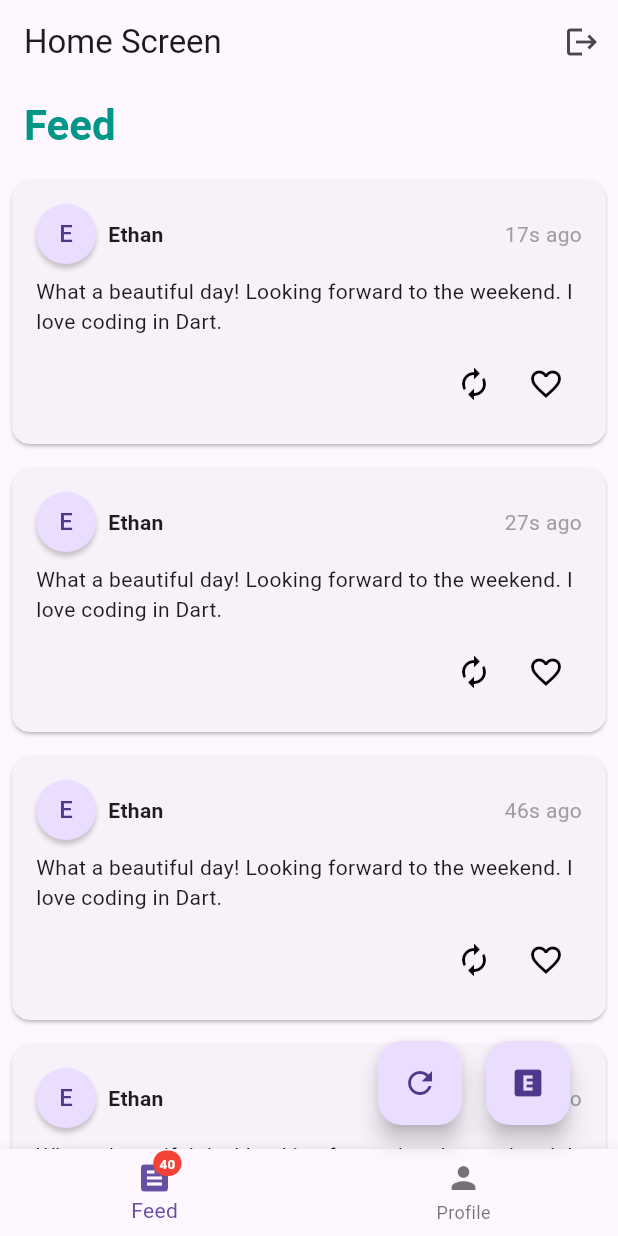
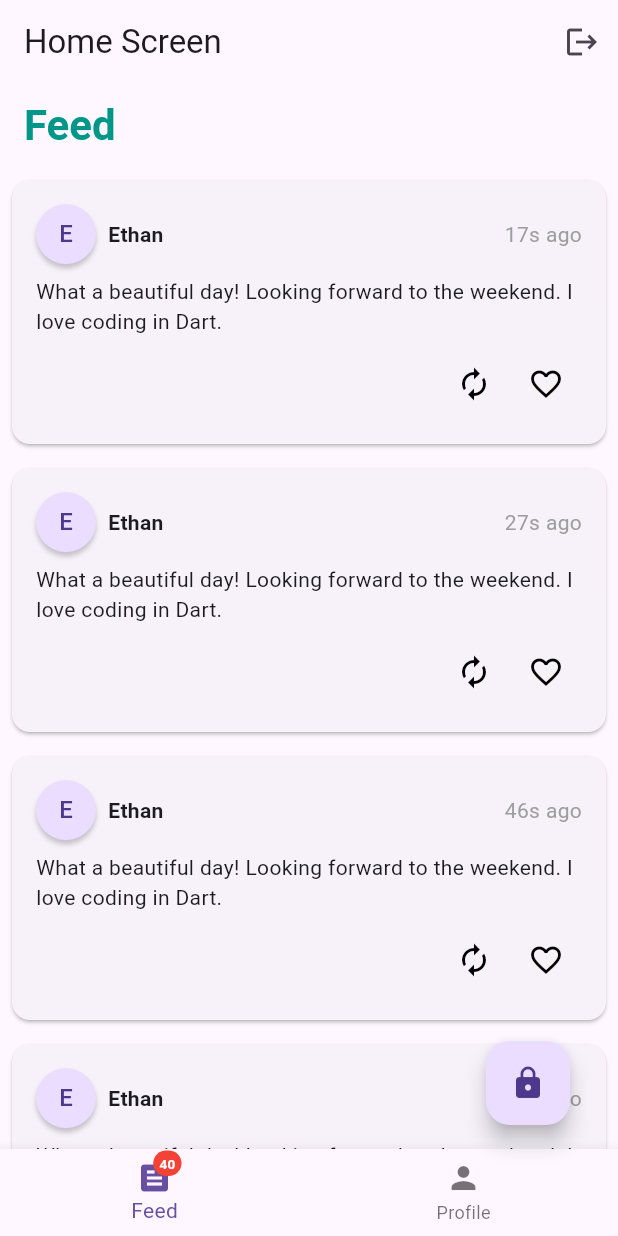
Before and after one commit to gsurrel/typestate_flutter, a Flutter app: the screen it shows after launch, after a tap on "Login", on a phone screen of 412 x 824 dp. Run offline on Flutter 3.47's test engine with Material 3 defaults, Android fonts, the phone set to English and light mode, and no system bars.

Commit message:
Remove tokens, and replace an expired session with a locked session

```diff
--- a/lib/business/user_state.dart
+++ b/lib/business/user_state.dart
@@ -6,18 +6,20 @@ import 'package:type_state_pattern/entities/post.dart';
 import 'package:type_state_pattern/entities/user.dart';
 import 'package:type_state_pattern/statics.dart';
 
-/// Represents a token for user authentication.
-typedef Token = String;
-
 /// Mixin for logging in.
 mixin LoginMixin on UserState {
-  void login(UserSession session) =>
-      session.state = LoggedInValid(token: 'foobar');
+  void login(UserSession session) => session.state = LoggedInSessionUnlocked();
 }
 
 /// Mixin for logging out.
 mixin LogoutMixin on UserState {
   void logout(UserSession session) => session.state = LoggedOut();
+}
+
+/// Mixin for locking a session.
+mixin LockSessionMixin on UserState {
+  void lockSession(UserSession session) =>
+      session.state = LoggedInSessionLocked();
 }
 
 /// Mixin for user info.
@@ -34,33 +36,21 @@ mixin UserProfileMixin on UserState {
   }
 }
 
-/// Mixin for expiring a session.
-mixin ExpireSessionMixin on UserState {
-  void expireSession(UserSession session) => session.state = LoggedInExpired();
-}
-
 /// Represents the base class for user states.
 sealed class UserState with ChangeNotifier {}
 
 /// Represents the logged-out state of a user.
 class LoggedOut extends UserState with LoginMixin {}
 
-/// Represents the logged-in state of a user with a valid session.
-class LoggedInValid extends UserState
-    with LogoutMixin, ExpireSessionMixin, UserProfileMixin {
-  LoggedInValid({required Token token}) : _token = token {
+/// Represents the logged-in state of a user with an unlocked session.
+class LoggedInSessionUnlocked extends UserState
+    with LogoutMixin, LockSessionMixin, UserProfileMixin {
+  LoggedInSessionUnlocked() {
     Statics.generateInitialFeedItems();
     _startPostTimer();
   }
 
-  Token _token;
-
   final List<Post> _posts = Statics.generateInitialFeedItems();
-
-  void refreshToken() {
-    _token = _token.split('').reversed.join();
-    notifyListeners();
-  }
 
   void favorite(Post post) {
     final index = _posts.indexWhere((element) => element == post);
@@ -109,11 +99,9 @@ class LoggedInValid extends UserState
   }
 }
 
-/// Represents the logged-in state of a user with an expired session.
-class LoggedInExpired extends UserState
-    with LoginMixin, LogoutMixin, UserProfileMixin {
-  // No need to override login and logout methods
-}
+/// Represents the logged-in state of a user with an locked session.
+class LoggedInSessionLocked extends UserState
+    with LoginMixin, LogoutMixin, UserProfileMixin {}
 
 /// Class to manage user sessions.
 class UserSession<S extends UserState> extends ChangeNotifier {
--- a/lib/main.dart
+++ b/lib/main.dart
@@ -2,16 +2,12 @@ import 'package:flutter/material.dart';
 import 'package:type_state_pattern/business/user_provider.dart';
 import 'package:type_state_pattern/widgets/containers/sealed_router.dart';
 
-void main() => runApp(const MyApp());
-
-@immutable
-class MyApp extends StatelessWidget {
-  const MyApp({super.key});
-
-  @override
-  Widget build(BuildContext context) => const MaterialApp(
+void main() => runApp(
+      // The usual root-level widget.
+      const MaterialApp(
+        // The widget providing the UserState downwards.
         home: UserProvider(
-          child: SealedRouter(),
+          child: SealedRouter(), // The widget handling which page to show.
         ),
-      );
-}
+      ),
+    );
--- a/lib/widgets/containers/feed_page.dart
+++ b/lib/widgets/containers/feed_page.dart
@@ -12,11 +12,9 @@ class FeedPage extends StatelessWidget {
   Widget build(BuildContext context) {
     final userState = UserProvider.maybeOf(context);
 
-    if (userState
-        case UserProviderState(
-          state: LoggedInValid(posts: final posts),
-        )) {
-      return Scaffold(
+    return switch (userState) {
+      UserProviderState(state: LoggedInSessionUnlocked(:final posts)) =>
+        Scaffold(
           appBar: AppBar(
             title: const Text(
               'Feed',
@@ -31,19 +29,16 @@ class FeedPage extends StatelessWidget {
             itemCount: posts.length,
             itemBuilder: (context, index) => FeedItem(posts[index]),
           ),
-      );
-    } else if (userState case UserProviderState(state: LoggedInExpired())) {
-      return const Center(
+        ),
+      UserProviderState(state: LoggedInSessionLocked()) => const Center(
           child: Text(
-          'Feed is disabled because your access token '
-          'has expired. Log-in to access your feed.',
+            'Feed is disabled because your session is locked. '
+            'Log-in again to access your feed.',
             textAlign: TextAlign.center,
           ),
-      );
-    } else if (userState == null) {
-      return const InvalidUserState.nullState();
-    } else {
-      return const InvalidUserState.invalidVariant();
+        ),
+      null => const InvalidUserState.nullState(),
+      _ => const InvalidUserState.invalidVariant()
+    };
   }
 }
-}
--- a/lib/widgets/containers/logged_in_screen.dart
+++ b/lib/widgets/containers/logged_in_screen.dart
@@ -53,9 +53,9 @@ class _LoggedInScreenState extends State<LoggedInScreen> {
               BottomNavigationBarItem(
                 icon: FeedTab(
                   badgeText: switch (state) {
-                    LoggedInValid(posts: final feedItems)
-                        when feedItems.isNotEmpty =>
-                      feedItems.length.toString(),
+                    LoggedInSessionUnlocked(:final posts)
+                        when posts.isNotEmpty =>
+                      posts.length.toString(),
                     _ => null,
                   },
                 ),
@@ -72,24 +72,15 @@ class _LoggedInScreenState extends State<LoggedInScreen> {
           floatingActionButton: Row(
             mainAxisAlignment: MainAxisAlignment.end,
             children: [
-              if (state case final LoggedInValid state)
+              if (state case final LockSessionMixin state)
                 FloatingActionButton(
-                  onPressed: state.refreshToken,
-                  tooltip: 'Refresh Token',
-                  child: const Icon(Icons.refresh),
-                ),
-              if (state case final ExpireSessionMixin state)
-                FloatingActionButton(
-                  onPressed: () => state.expireSession(session),
-                  tooltip: 'Expire Session',
-                  child: const Icon(Icons.explicit),
+                  onPressed: () => state.lockSession(session),
+                  tooltip: 'Lock session',
+                  child: const Icon(Icons.lock),
                 ),
             ]
                 .expand(
-                  (element) => [
-                    element,
-                    const SizedBox(width: 16),
-                  ],
+                  (element) => [element, const SizedBox(width: 16)],
                 )
                 .toList(),
           ),
--- a/lib/widgets/containers/login_screen.dart
+++ b/lib/widgets/containers/login_screen.dart
@@ -10,12 +10,9 @@ class LoginScreen extends StatelessWidget {
   @override
   Widget build(BuildContext context) {
     final userState = UserProvider.maybeOf(context);
-    if (userState
-        case UserProviderState(
-          state: final LoginMixin state,
-          :final session,
-        )) {
-      return Scaffold(
+    return switch (userState) {
+      UserProviderState(:final session, state: final LoginMixin state) =>
+        Scaffold(
           appBar: AppBar(
             title: const Text('Login Screen'),
           ),
@@ -25,11 +22,9 @@ class LoginScreen extends StatelessWidget {
               child: const Text('Login'),
             ),
           ),
-      );
-    } else if (userState == null) {
-      return const InvalidUserState.nullState();
-    } else {
-      return const InvalidUserState.invalidVariant();
+        ),
+      null => const InvalidUserState.nullState(),
+      _ => const InvalidUserState.invalidVariant(),
+    };
   }
 }
-}
--- a/lib/widgets/containers/profile_page.dart
+++ b/lib/widgets/containers/profile_page.dart
@@ -74,11 +74,9 @@ class _ProfilePageState extends State<ProfilePage> {
   @override
   Widget build(BuildContext context) {
     final userState = UserProvider.maybeOf(context);
-    if (userState
-        case UserProviderState(state: UserProfileMixin(:final user))) {
-      // if (_isEditing)
+    switch (userState) {
+      case UserProviderState(state: UserProfileMixin(:final user)):
         _loadUserData(user);
-
         return SingleChildScrollView(
           padding: const EdgeInsets.all(16),
           child: Column(
@@ -175,9 +173,9 @@ class _ProfilePageState extends State<ProfilePage> {
             ],
           ),
         );
-    } else if (userState == null) {
+      case null:
         return const InvalidUserState.nullState();
-    } else {
+      case _:
         return const InvalidUserState.invalidVariant();
     }
   }
--- a/lib/widgets/containers/sealed_router.dart
+++ b/lib/widgets/containers/sealed_router.dart
@@ -11,18 +11,19 @@ class SealedRouter extends StatelessWidget {
 
   @override
   Widget build(BuildContext context) {
+    // Fetch the `UserState` (if available).
     final userState = UserProvider.maybeOf(context);
     return switch (userState?.state) {
       // First the sealed class `extends`.
-      LoggedInValid() => const LoggedInScreen(),
+      LoggedInSessionLocked() => const LoggedInScreen(),
+      LoggedInSessionUnlocked() => const LoggedInScreen(),
       LoggedOut() => const LoginScreen(),
-      LoggedInExpired() => const LoggedInScreen(),
       // Then the case where no state was found in the widget tree.
       null => const InvalidUserState.nullState(),
       // Last, the available mixins `with`.
+      LockSessionMixin() => const InvalidUserState.invalidVariant(),
       LoginMixin() => const InvalidUserState.invalidVariant(),
       LogoutMixin() => const InvalidUserState.invalidVariant(),
-      ExpireSessionMixin() => const InvalidUserState.invalidVariant(),
       UserProfileMixin() => const InvalidUserState.invalidVariant(),
     };
   }
--- a/lib/widgets/feed_item.dart
+++ b/lib/widgets/feed_item.dart
@@ -42,7 +42,8 @@ class _FeedItemState extends State<FeedItem> with TickerProviderStateMixin {
   void _onRepost() {
     _repostController.forward().then((_) => _repostController.reverse());
     final userState = UserProvider.maybeOf(context);
-    if (userState case UserProviderState(state: final LoggedInValid state)) {
+    if (userState
+        case UserProviderState(state: final LoggedInSessionUnlocked state)) {
       state.repost(widget.item);
     }
   }
@@ -50,7 +51,8 @@ class _FeedItemState extends State<FeedItem> with TickerProviderStateMixin {
   void _onFavorite() {
     _favoriteController.forward().then((_) => _favoriteController.reverse());
     final userState = UserProvider.maybeOf(context);
-    if (userState case UserProviderState(state: final LoggedInValid state)) {
+    if (userState
+        case UserProviderState(state: final LoggedInSessionUnlocked state)) {
       state.favorite(widget.item);
     }
   }
@@ -58,7 +60,8 @@ class _FeedItemState extends State<FeedItem> with TickerProviderStateMixin {
   void _onDelete() {
     _deleteController.forward().then((_) => _deleteController.reverse());
     final userState = UserProvider.maybeOf(context);
-    if (userState case UserProviderState(state: final LoggedInValid state)) {
+    if (userState
+        case UserProviderState(state: final LoggedInSessionUnlocked state)) {
       state.delete(widget.item);
     }
   }
```
Lines whose indentation alone changed are shown as unchanged.
